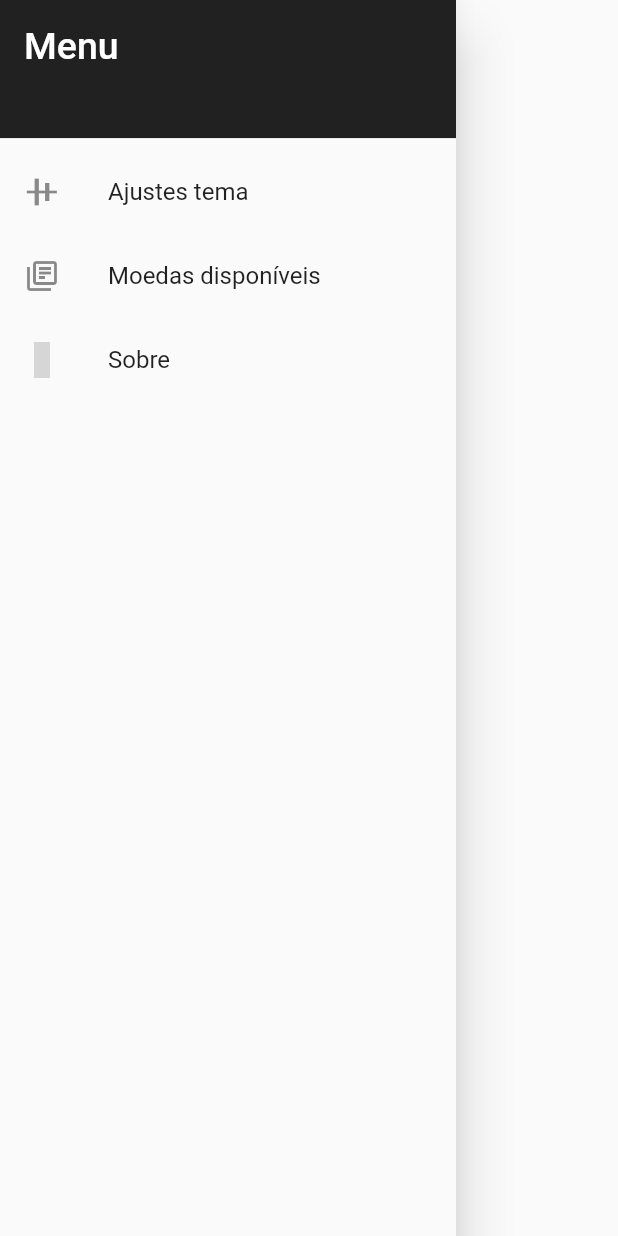
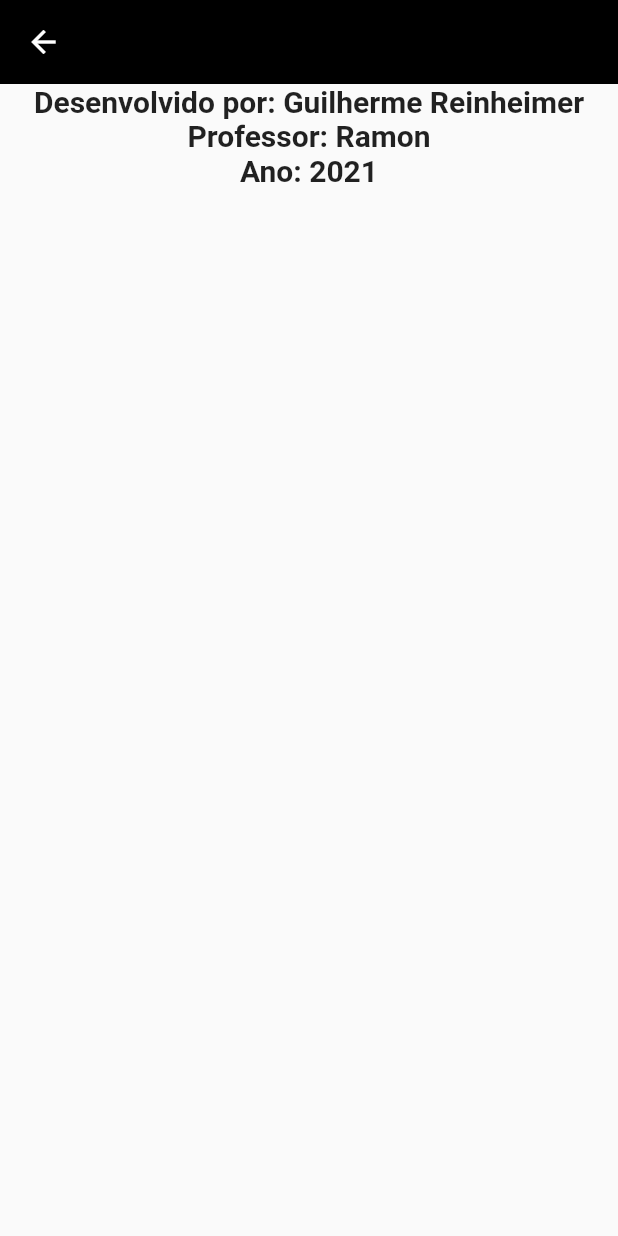
Before and after one commit to albertrein/conversor_criptomoedas_flutter_app, a Flutter app: the Menu widget shown alone on an empty page, opened directly, after a tap on "Sobre", on a phone screen of 412 x 824 dp. Run offline on Flutter 3.47's test engine with Material 2 defaults, Android fonts, the light colour scheme and no system bars; our stand-ins replace sqflite; accounts and stored records are empty; generated files the repository leaves out were written again; statements that could not run were skipped; grey boxes are pictures that could not be loaded.

Commit message:
Alterando tema da aplicação.

```diff
--- a/lib/l10n/app_en.arb
+++ b/lib/l10n/app_en.arb
@@ -9,5 +9,9 @@
   "brlTo" : "Converter BRL to",
   "brl" : "BRL",
   "emptyList" : "Empty list",
-  "loading" : "Loading"
+  "loading" : "Loading",
+  "registration" : "Coin registration",
+  "initials" : "Write the initials",
+  "coinName" : "Write the coin name",
+  "register" : "Register"
 }
--- a/lib/l10n/app_pt.arb
+++ b/lib/l10n/app_pt.arb
@@ -9,5 +9,9 @@
   "brlTo" : "Converter Reais para",
   "brl" : "Reais",
   "emptyList" : "Lista vazia",
-  "loading" : "Carregando"
+  "loading" : "Carregando",
+  "registration" : "Registro de moeda",
+  "initials" : "Digite a sigla",
+  "coinName" : "Digite o nome da moeda",
+  "register" : "Cadastrar"
 }
--- a/lib/main.dart
+++ b/lib/main.dart
@@ -26,7 +26,11 @@ class MyApp extends StatelessWidget {
       debugShowCheckedModeBanner: false,
       title: 'Conversor Criptomoeda App',
       theme: ThemeData(
-
+        textTheme: TextTheme(bodyText1: TextStyle(),).apply(
+          displayColor: Colors.black
+        ),
+        primaryColor: Colors.black,
+        backgroundColor: Colors.black
       ),
       home: const MyHomePage(title: 'Conversor Criptomoeda'),
     );
--- a/lib/views/home/components/bloco_moeda.dart
+++ b/lib/views/home/components/bloco_moeda.dart
@@ -56,8 +56,8 @@ class MoedaBlock extends StatelessWidget{
                       children: [
                         Column(
                           children: [
-                            Text(dadosMoeda!.siglaMoeda!,style: TextStyle(fontSize: 40,fontWeight: FontWeight. bold, color: Colors.blue)),
-                            Text(dadosMoeda!.nomeMoeda!,  style: TextStyle(fontSize: 20, color: Colors.blue))
+                            Text(dadosMoeda!.siglaMoeda!,style: TextStyle(fontSize: 40,fontWeight: FontWeight. bold, color: Colors.purple)),
+                            Text(dadosMoeda!.nomeMoeda!,  style: TextStyle(fontSize: 20, color: Colors.purple))
                           ],
                         ),
                         Padding(
--- a/lib/views/home/components/menu_component.dart
+++ b/lib/views/home/components/menu_component.dart
@@ -1,5 +1,7 @@
 import 'package:conversor_criptomoedas/views/pages/moedas_persistencia/moedas_persistencia_page.dart';
 import 'package:flutter/material.dart';
+
+import '../../pages/sobre/sobre.dart';
 
 class Menu extends StatelessWidget {
   @override
@@ -35,7 +37,9 @@ class Menu extends StatelessWidget {
           ListTile(
             leading: const Icon(Icons.class__outlined),
             title: const Text('Sobre'),
-            onTap: () => {},
+            onTap: ()async {
+              await Navigator.push(context, MaterialPageRoute(builder: (context) => Sobre()));
+            },
           ),
         ],
       ),
--- a/lib/views/home/homepage.dart
+++ b/lib/views/home/homepage.dart
@@ -38,7 +38,6 @@ class _MyHomePageState extends State<MyHomePage> {
   }
 
   void _inicializaBlocosMoedas()async {
-    print('asq');
     List<Moeda> listaMoedas =  await moedaHelper.moedasOrdenadasPorSequencia();
     print(listaMoedas);
     listaMoedas.forEach((element) {
@@ -62,9 +61,10 @@ class _MyHomePageState extends State<MyHomePage> {
       drawer: Menu(),
       appBar: AppBar(
         title: Text(widget.title),
+        backgroundColor: Colors.purple,
         actions: [
           IconButton(
-              icon: const Icon(Icons.restart_alt_outlined),
+              icon: const Icon(Icons.restart_alt_outlined, color: Colors.white,),
               iconSize: 30,
               onPressed: () {
                 //Reload itens
--- /dev/null
+++ b/lib/views/pages/sobre/sobre.dart
@@ -0,0 +1,50 @@
+import 'package:flutter/material.dart';
+
+
+class Sobre extends StatelessWidget {
+  TextEditingController _siglaController = TextEditingController();
+  TextEditingController _nomeController = TextEditingController();
+  @override
+  Widget build(BuildContext context) {
+    return MaterialApp(
+      debugShowCheckedModeBanner: false,
+      home: Scaffold(
+        appBar: AppBar(
+          elevation: 0,
+          backgroundColor: Colors.black,
+          leading: Row(
+            children: <Widget>[
+              SizedBox(
+                width: 5.0,
+              ),
+              IconButton(
+                color: Colors.white,
+                icon: const Icon(
+                  Icons.arrow_back,
+                ),
+                onPressed: () {
+                  Navigator.of(context).pop();
+                },
+              ),
+            ],
+          ),
+        ),
+        body: Center(
+          child: Column(
+            children: [
+              Flexible(child: Text("Desenvolvido por: Guilherme Reinheimer", style: TextStyle(fontSize: 20.0, fontWeight: FontWeight.bold)),),
+              SizedBox(
+                width: 15.0,
+              ),
+              Flexible(child: Text('Professor: Ramon', style: TextStyle(fontSize: 20.0, fontWeight: FontWeight.bold))),
+              SizedBox(
+                width: 15.0,
+              ),
+              Flexible(child: Text('Ano: 2021', style: TextStyle(fontSize: 20.0, fontWeight: FontWeight.bold)),)
+            ],
+          ),
+        )
+      ),
+    );
+  }
+}
```
Also changed, not shown: lib/views/pages/insercao_moedas/nova_moeda.dart (+22 -7 lines), lib/views/pages/moedas_persistencia/moedas_persistencia_page.dart (+11 -0 lines).
